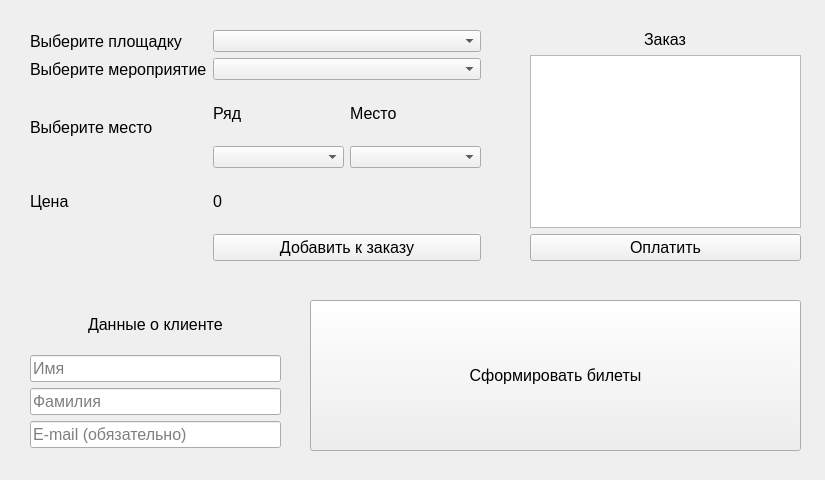
DKuzn/TicketAgencyDM, file resources/mainwindow.ui: the form before one commit.
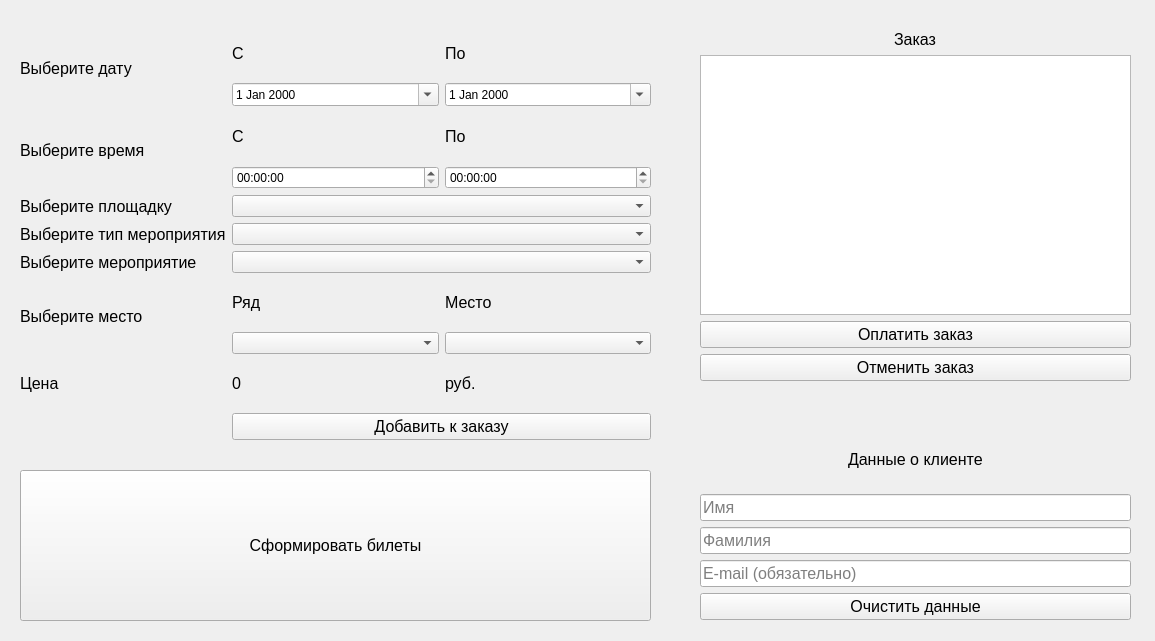
The form after the commit.

Commit message: update user interface

```diff
--- a/resources/mainwindow.ui
+++ b/resources/mainwindow.ui
@@ -6,14 +6,14 @@
    <rect>
     <x>0</x>
     <y>0</y>
-    <width>825</width>
-    <height>480</height>
+    <width>1155</width>
+    <height>641</height>
    </rect>
   </property>
   <property name="minimumSize">
    <size>
-    <width>825</width>
-    <height>480</height>
+    <width>1155</width>
+    <height>641</height>
    </size>
   </property>
   <property name="windowTitle">
@@ -23,29 +23,26 @@
    <widget class="QWidget" name="gridLayoutWidget">
     <property name="geometry">
      <rect>
-      <x>30</x>
+      <x>20</x>
       <y>30</y>
-      <width>451</width>
-      <height>231</height>
+      <width>631</width>
+      <height>410</height>
      </rect>
     </property>
-    <layout class="QGridLayout" name="gridLayout">
-     <item row="0" column="1" colspan="2">
-      <widget class="QComboBox" name="eventSiteChoice"/>
-     </item>
-     <item row="2" column="2">
-      <widget class="QLabel" name="label_5">
-       <property name="font">
-        <font>
-         <pointsize>12</pointsize>
-        </font>
-       </property>
-       <property name="text">
-        <string>Место</string>
-       </property>
-      </widget>
-     </item>
+    <layout class="QGridLayout" name="ticketChooser">
      <item row="2" column="0" rowspan="2">
+      <widget class="QLabel" name="label_10">
+       <property name="font">
+        <font>
+         <pointsize>12</pointsize>
+        </font>
+       </property>
+       <property name="text">
+        <string>Выберите время</string>
+       </property>
+      </widget>
+     </item>
+     <item row="7" column="0" rowspan="2">
       <widget class="QLabel" name="label_3">
        <property name="font">
         <font>
@@ -57,7 +54,124 @@
        </property>
       </widget>
      </item>
-     <item row="0" column="0">
+     <item row="8" column="2">
+      <widget class="QComboBox" name="placeChoice"/>
+     </item>
+     <item row="2" column="2">
+      <widget class="QLabel" name="label_12">
+       <property name="font">
+        <font>
+         <pointsize>12</pointsize>
+        </font>
+       </property>
+       <property name="text">
+        <string>По</string>
+       </property>
+      </widget>
+     </item>
+     <item row="10" column="1" colspan="2">
+      <widget class="QPushButton" name="addToOrderButton">
+       <property name="font">
+        <font>
+         <pointsize>12</pointsize>
+        </font>
+       </property>
+       <property name="text">
+        <string>Добавить к заказу</string>
+       </property>
+      </widget>
+     </item>
+     <item row="8" column="1">
+      <widget class="QComboBox" name="rowChoice"/>
+     </item>
+     <item row="6" column="1" colspan="2">
+      <widget class="QComboBox" name="eventChoice"/>
+     </item>
+     <item row="0" column="0" rowspan="2">
+      <widget class="QLabel" name="label_9">
+       <property name="font">
+        <font>
+         <pointsize>12</pointsize>
+        </font>
+       </property>
+       <property name="text">
+        <string>Выберите дату</string>
+       </property>
+      </widget>
+     </item>
+     <item row="0" column="1">
+      <widget class="QLabel" name="label_15">
+       <property name="font">
+        <font>
+         <pointsize>12</pointsize>
+        </font>
+       </property>
+       <property name="text">
+        <string>С</string>
+       </property>
+      </widget>
+     </item>
+     <item row="0" column="2">
+      <widget class="QLabel" name="label_16">
+       <property name="font">
+        <font>
+         <pointsize>12</pointsize>
+        </font>
+       </property>
+       <property name="text">
+        <string>По</string>
+       </property>
+      </widget>
+     </item>
+     <item row="7" column="1">
+      <widget class="QLabel" name="label_4">
+       <property name="font">
+        <font>
+         <pointsize>12</pointsize>
+        </font>
+       </property>
+       <property name="text">
+        <string>Ряд</string>
+       </property>
+      </widget>
+     </item>
+     <item row="2" column="1">
+      <widget class="QLabel" name="label_11">
+       <property name="font">
+        <font>
+         <pointsize>12</pointsize>
+        </font>
+       </property>
+       <property name="text">
+        <string>С</string>
+       </property>
+      </widget>
+     </item>
+     <item row="9" column="2">
+      <widget class="QLabel" name="label_13">
+       <property name="font">
+        <font>
+         <pointsize>12</pointsize>
+        </font>
+       </property>
+       <property name="text">
+        <string>руб.</string>
+       </property>
+      </widget>
+     </item>
+     <item row="5" column="0">
+      <widget class="QLabel" name="label_14">
+       <property name="font">
+        <font>
+         <pointsize>12</pointsize>
+        </font>
+       </property>
+       <property name="text">
+        <string>Выберите тип мероприятия</string>
+       </property>
+      </widget>
+     </item>
+     <item row="4" column="0">
       <widget class="QLabel" name="label_2">
        <property name="font">
         <font>
@@ -69,7 +183,7 @@
        </property>
       </widget>
      </item>
-     <item row="1" column="0">
+     <item row="6" column="0">
       <widget class="QLabel" name="label">
        <property name="font">
         <font>
@@ -81,7 +195,19 @@
        </property>
       </widget>
      </item>
-     <item row="4" column="0">
+     <item row="9" column="1">
+      <widget class="QLabel" name="ticketPrice">
+       <property name="font">
+        <font>
+         <pointsize>12</pointsize>
+        </font>
+       </property>
+       <property name="text">
+        <string>0</string>
+       </property>
+      </widget>
+     </item>
+     <item row="9" column="0">
       <widget class="QLabel" name="label_7">
        <property name="font">
         <font>
@@ -93,48 +219,61 @@
        </property>
       </widget>
      </item>
-     <item row="3" column="2">
-      <widget class="QComboBox" name="placeChoice"/>
-     </item>
-     <item row="1" column="1" colspan="2">
-      <widget class="QComboBox" name="eventChoice"/>
-     </item>
-     <item row="3" column="1">
-      <widget class="QComboBox" name="rowChoice"/>
-     </item>
-     <item row="2" column="1">
-      <widget class="QLabel" name="label_4">
+     <item row="7" column="2">
+      <widget class="QLabel" name="label_5">
        <property name="font">
         <font>
          <pointsize>12</pointsize>
         </font>
        </property>
        <property name="text">
-        <string>Ряд</string>
-       </property>
-      </widget>
-     </item>
-     <item row="5" column="1" colspan="2">
-      <widget class="QPushButton" name="addToOrderButton">
-       <property name="font">
-        <font>
-         <pointsize>12</pointsize>
-        </font>
-       </property>
-       <property name="text">
-        <string>Добавить к заказу</string>
+        <string>Место</string>
        </property>
       </widget>
      </item>
      <item row="4" column="1" colspan="2">
-      <widget class="QLabel" name="ticketPrice">
-       <property name="font">
-        <font>
-         <pointsize>12</pointsize>
-        </font>
+      <widget class="QComboBox" name="eventSiteChoice"/>
+     </item>
+     <item row="5" column="1" colspan="2">
+      <widget class="QComboBox" name="eventTypeChoice"/>
+     </item>
+     <item row="3" column="1">
+      <widget class="QTimeEdit" name="timeFrom">
+       <property name="keyboardTracking">
+        <bool>false</bool>
        </property>
-       <property name="text">
-        <string>0</string>
+       <property name="currentSection">
+        <enum>QDateTimeEdit::MinuteSection</enum>
+       </property>
+       <property name="calendarPopup">
+        <bool>false</bool>
+       </property>
+      </widget>
+     </item>
+     <item row="3" column="2">
+      <widget class="QTimeEdit" name="timeTo">
+       <property name="currentSection">
+        <enum>QDateTimeEdit::MinuteSection</enum>
+       </property>
+      </widget>
+     </item>
+     <item row="1" column="1">
+      <widget class="QDateEdit" name="dateFrom">
+       <property name="alignment">
+        <set>Qt::AlignJustify|Qt::AlignVCenter</set>
+       </property>
+       <property name="calendarPopup">
+        <bool>true</bool>
+       </property>
+       <property name="currentSectionIndex">
+        <number>0</number>
+       </property>
+      </widget>
+     </item>
+     <item row="1" column="2">
+      <widget class="QDateEdit" name="dateTo">
+       <property name="calendarPopup">
+        <bool>true</bool>
        </property>
       </widget>
      </item>
@@ -143,10 +282,10 @@
    <widget class="QWidget" name="verticalLayoutWidget">
     <property name="geometry">
      <rect>
-      <x>30</x>
-      <y>300</y>
-      <width>251</width>
-      <height>148</height>
+      <x>700</x>
+      <y>430</y>
+      <width>431</width>
+      <height>190</height>
      </rect>
     </property>
     <layout class="QVBoxLayout" name="verticalLayout">
@@ -204,15 +343,27 @@
        </property>
       </widget>
      </item>
+     <item>
+      <widget class="QPushButton" name="clearData">
+       <property name="font">
+        <font>
+         <pointsize>12</pointsize>
+        </font>
+       </property>
+       <property name="text">
+        <string>Очистить данные</string>
+       </property>
+      </widget>
+     </item>
     </layout>
    </widget>
    <widget class="QWidget" name="verticalLayoutWidget_2">
     <property name="geometry">
      <rect>
-      <x>530</x>
+      <x>700</x>
       <y>30</y>
-      <width>271</width>
-      <height>231</height>
+      <width>431</width>
+      <height>351</height>
      </rect>
     </property>
     <layout class="QVBoxLayout" name="verticalLayout_2">
@@ -245,7 +396,19 @@
         </font>
        </property>
        <property name="text">
-        <string>Оплатить</string>
+        <string>Оплатить заказ</string>
+       </property>
+      </widget>
+     </item>
+     <item>
+      <widget class="QPushButton" name="cancelButton">
+       <property name="font">
+        <font>
+         <pointsize>12</pointsize>
+        </font>
+       </property>
+       <property name="text">
+        <string>Отменить заказ</string>
        </property>
       </widget>
      </item>
@@ -254,9 +417,9 @@
    <widget class="QPushButton" name="formTicketsButton">
     <property name="geometry">
      <rect>
-      <x>310</x>
-      <y>300</y>
-      <width>491</width>
+      <x>20</x>
+      <y>470</y>
+      <width>631</width>
       <height>151</height>
      </rect>
     </property>
```
Left out of the diff: 6 changed lines with no effect on the pictures. The commit also changes 2 other files.
